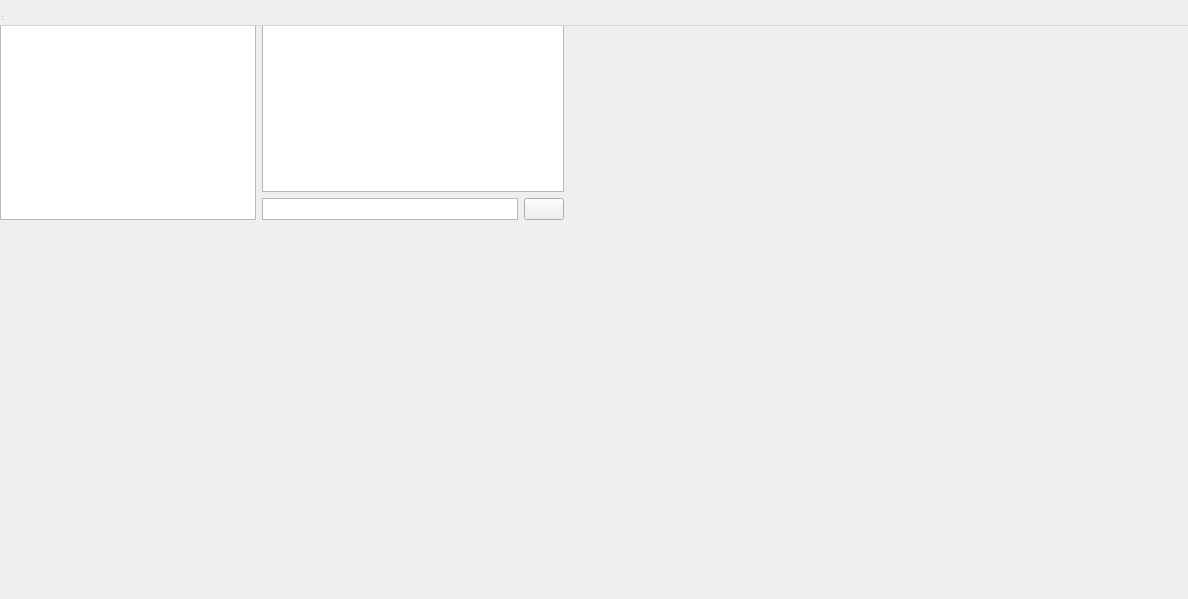
Old version of the form client/mainwindow.ui in the repository khram2003/BPKproject.
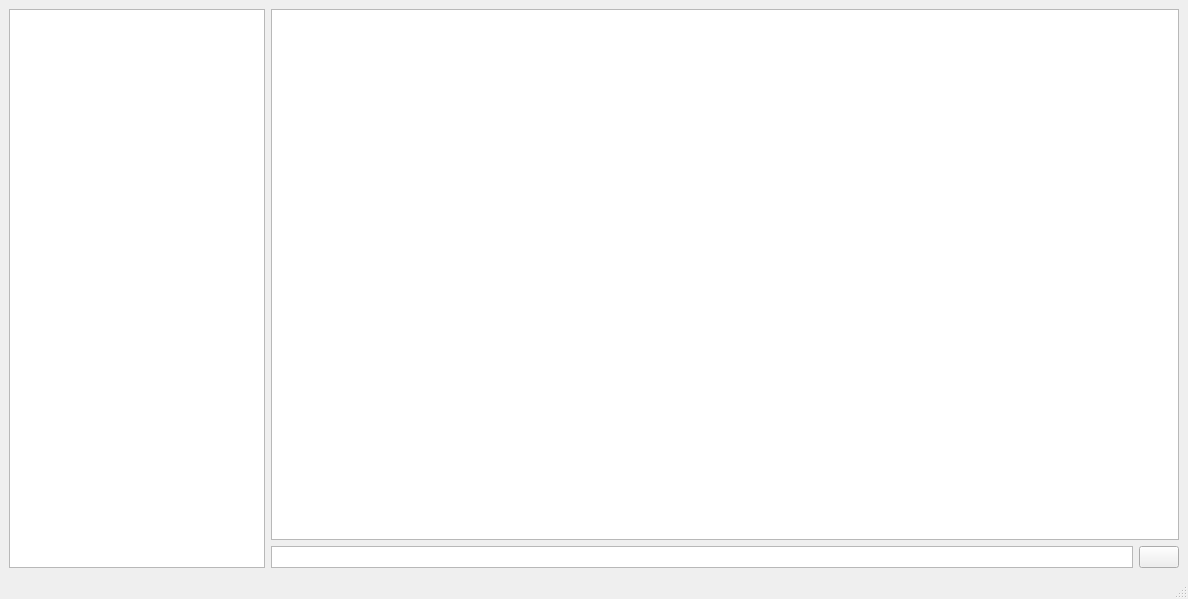
New version of the form.

The edit to the form file:
```diff
--- a/client/mainwindow.ui
+++ b/client/mainwindow.ui
@@ -1,7 +1,7 @@
 <?xml version="1.0" encoding="UTF-8"?>
 <ui version="4.0">
  <class>MainWindow</class>
- <widget class="QWidget" name="MainWindow">
+ <widget class="QMainWindow" name="MainWindow">
   <property name="geometry">
    <rect>
     <x>0</x>
```
